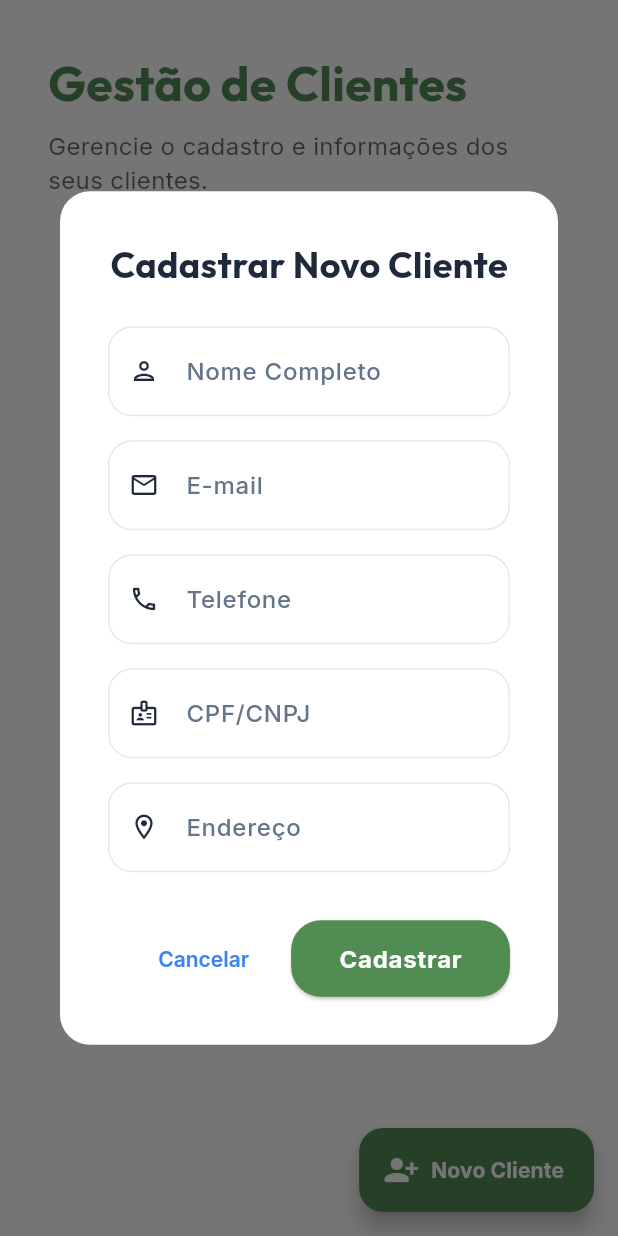
After one commit to DionatanPO/projeto-smart-secagem-app, a Flutter app: the ClientesView screen opened by its route, after a tap on "Novo Cliente", on a phone screen of 412 x 824 dp. The commit adds this screen. Run offline on Flutter 3.47's test engine with Material 3 defaults, Android fonts, the phone set to English and light mode, and no system bars; our stand-ins replace dio, fl_chart, flutter_secure_storage, get, get_storage, google_fonts; missing offline and left inert: model_viewer_plus; accounts and stored records are empty; network calls fail.

Commit message:
feat: implement client management module with CRUD functionality, model, and routing

```diff
--- /dev/null
+++ b/lib/core/models/cliente_model.dart
@@ -0,0 +1,42 @@
+class ClienteModel {
+  final int? id;
+  final String nome;
+  final String? email;
+  final String? telefone;
+  final String? cpfCnpj;
+  final String? endereco;
+  final DateTime? createdAt;
+
+  ClienteModel({
+    this.id,
+    required this.nome,
+    this.email,
+    this.telefone,
+    this.cpfCnpj,
+    this.endereco,
+    this.createdAt,
+  });
+
+  factory ClienteModel.fromJson(Map<String, dynamic> json) {
+    return ClienteModel(
+      id: json['id'],
+      nome: json['nome'],
+      email: json['email'],
+      telefone: json['telefone'],
+      cpfCnpj: json['cpf_cnpj'],
+      endereco: json['endereco'],
+      createdAt: json['created_at'] != null ? DateTime.parse(json['created_at']) : null,
+    );
+  }
+
+  Map<String, dynamic> toJson() {
+    return {
+      'id': id,
+      'nome': nome,
+      'email': email,
+      'telefone': telefone,
+      'cpf_cnpj': cpfCnpj,
+      'endereco': endereco,
+    };
+  }
+}
--- /dev/null
+++ b/lib/modules/clientes/bindings/clientes_binding.dart
@@ -0,0 +1,9 @@
+import 'package:get/get.dart';
+import '../controllers/clientes_controller.dart';
+
+class ClientesBinding extends Bindings {
+  @override
+  void dependencies() {
+    Get.lazyPut<ClientesController>(() => ClientesController());
+  }
+}
--- /dev/null
+++ b/lib/modules/clientes/controllers/clientes_controller.dart
@@ -0,0 +1,79 @@
+import 'package:get/get.dart';
+import '../../../core/services/api_service.dart';
+import '../../../core/models/cliente_model.dart';
+
+class ClientesController extends GetxController {
+  final ApiService _apiService = Get.find<ApiService>();
+
+  final clientes = <ClienteModel>[].obs;
+  final isLoading = false.obs;
+
+  @override
+  void onInit() {
+    super.onInit();
+    getClientes();
+  }
+
+  Future<void> getClientes() async {
+    isLoading.value = true;
+    try {
+      final response = await _apiService.dio.get('clientes/');
+      if (response.statusCode == 200) {
+        final List<dynamic> data = response.data;
+        clientes.assignAll(data.map((json) => ClienteModel.fromJson(json)).toList());
+      }
+    } catch (e) {
+      print('Erro ao carregar clientes: $e');
+      Get.snackbar('Erro', 'Falha ao carregar clientes');
+    } finally {
+      isLoading.value = false;
+    }
+  }
+
+  Future<void> createCliente(ClienteModel cliente) async {
+    try {
+      final response = await _apiService.dio.post(
+        'clientes/',
+        data: cliente.toJson(),
+      );
+      if (response.statusCode == 201) {
+        clientes.add(ClienteModel.fromJson(response.data));
+        Get.back();
+        Get.snackbar('Sucesso', 'Cliente cadastrado com sucesso');
+      }
+    } catch (e) {
+      Get.snackbar('Erro', 'Falha ao cadastrar cliente');
+    }
+  }
+
+  Future<void> updateCliente(ClienteModel cliente) async {
+    try {
+      final response = await _apiService.dio.put(
+        'clientes/${cliente.id}/',
+        data: cliente.toJson(),
+      );
+      if (response.statusCode == 200) {
+        final index = clientes.indexWhere((c) => c.id == cliente.id);
+        if (index != -1) {
+          clientes[index] = ClienteModel.fromJson(response.data);
+        }
+        Get.back();
+        Get.snackbar('Sucesso', 'Cliente atualizado com sucesso');
+      }
+    } catch (e) {
+      Get.snackbar('Erro', 'Falha ao atualizar cliente');
+    }
+  }
+
+  Future<void> deleteCliente(int id) async {
+    try {
+      final response = await _apiService.dio.delete('clientes/$id/');
+      if (response.statusCode == 204) {
+        clientes.removeWhere((c) => c.id == id);
+        Get.snackbar('Sucesso', 'Cliente removido com sucesso');
+      }
+    } catch (e) {
+      Get.snackbar('Erro', 'Falha ao remover cliente');
+    }
+  }
+}
--- /dev/null
+++ b/lib/modules/clientes/views/clientes_view.dart
@@ -0,0 +1,302 @@
+import 'package:flutter/material.dart';
+import 'package:get/get.dart';
+import 'package:google_fonts/google_fonts.dart';
+import '../../../core/values/app_colors.dart';
+import '../../../core/models/cliente_model.dart';
+import '../controllers/clientes_controller.dart';
+
+class ClientesView extends GetView<ClientesController> {
+  const ClientesView({super.key});
+
+  @override
+  Widget build(BuildContext context) {
+    final theme = Theme.of(context);
+
+    return Scaffold(
+      backgroundColor: Colors.transparent,
+      body: Padding(
+        padding: const EdgeInsets.all(32),
+        child: Column(
+          crossAxisAlignment: CrossAxisAlignment.start,
+          children: [
+            _buildHeader(context),
+            const SizedBox(height: 32),
+            Expanded(
+              child: Obx(() {
+                if (controller.isLoading.value) {
+                  return const Center(child: CircularProgressIndicator());
+                }
+                if (controller.clientes.isEmpty) {
+                  return _buildEmptyState(context);
+                }
+                return _buildClientesList(context);
+              }),
+            ),
+          ],
+        ),
+      ),
+      floatingActionButton: FloatingActionButton.extended(
+        onPressed: () => _showClienteForm(context),
+        backgroundColor: theme.primaryColor,
+        foregroundColor: Colors.white,
+        icon: const Icon(Icons.person_add_alt_1_rounded),
+        label: Text('Novo Cliente', style: GoogleFonts.inter(fontWeight: FontWeight.bold)),
+      ),
+    );
+  }
+
+  Widget _buildHeader(BuildContext context) {
+    final theme = Theme.of(context);
+    return Column(
+      crossAxisAlignment: CrossAxisAlignment.start,
+      children: [
+        Text(
+          'Gestão de Clientes',
+          style: GoogleFonts.outfit(
+            fontSize: 32,
+            fontWeight: FontWeight.bold,
+            color: theme.primaryColor,
+          ),
+        ),
+        const SizedBox(height: 8),
+        Text(
+          'Gerencie o cadastro e informações dos seus clientes.',
+          style: GoogleFonts.inter(fontSize: 16, color: theme.hintColor),
+        ),
+      ],
+    );
+  }
+
+  Widget _buildEmptyState(BuildContext context) {
+    return Center(
+      child: Column(
+        mainAxisAlignment: MainAxisAlignment.center,
+        children: [
+          Icon(Icons.people_alt_outlined, size: 80, color: Colors.grey.withOpacity(0.3)),
+          const SizedBox(height: 16),
+          Text(
+            'Nenhum cliente cadastrado',
+            style: GoogleFonts.inter(fontSize: 18, color: Colors.grey, fontWeight: FontWeight.w500),
+          ),
+        ],
+      ),
+    );
+  }
+
+  Widget _buildClientesList(BuildContext context) {
+    return ListView.separated(
+      itemCount: controller.clientes.length,
+      separatorBuilder: (context, index) => const SizedBox(height: 16),
+      itemBuilder: (context, index) => _buildClienteCard(context, controller.clientes[index]),
+    );
+  }
+
+  Widget _buildClienteCard(BuildContext context, ClienteModel cliente) {
+    final theme = Theme.of(context);
+    final isDark = theme.brightness == Brightness.dark;
+
+    return Container(
+      padding: const EdgeInsets.all(24),
+      decoration: BoxDecoration(
+        color: theme.cardColor,
+        borderRadius: BorderRadius.circular(20),
+        border: Border.all(color: isDark ? AppColors.borderDark : AppColors.border.withOpacity(0.5)),
+      ),
+      child: Row(
+        children: [
+          Container(
+            padding: const EdgeInsets.all(12),
+            decoration: BoxDecoration(color: theme.primaryColor.withOpacity(0.1), shape: BoxShape.circle),
+            child: Icon(Icons.person_rounded, color: theme.primaryColor, size: 28),
+          ),
+          const SizedBox(width: 24),
+          Expanded(
+            child: Column(
+              crossAxisAlignment: CrossAxisAlignment.start,
+              children: [
+                Text(
+                  cliente.nome,
+                  style: GoogleFonts.outfit(fontSize: 20, fontWeight: FontWeight.bold),
+                ),
+                const SizedBox(height: 4),
+                Row(
+                  children: [
+                    if (cliente.email != null) ...[
+                      Icon(Icons.email_outlined, size: 14, color: theme.hintColor),
+                      const SizedBox(width: 4),
+                      Text(
+                        cliente.email!,
+                        style: GoogleFonts.inter(fontSize: 12, color: theme.hintColor),
+                      ),
+                      const SizedBox(width: 16),
+                    ],
+                    if (cliente.telefone != null) ...[
+                      Icon(Icons.phone_outlined, size: 14, color: theme.hintColor),
+                      const SizedBox(width: 4),
+                      Text(
+                        cliente.telefone!,
+                        style: GoogleFonts.inter(fontSize: 12, color: theme.hintColor),
+                      ),
+                    ],
+                  ],
+                ),
+                if (cliente.cpfCnpj != null) ...[
+                  const SizedBox(height: 4),
+                  Text(
+                    'Doc: ${cliente.cpfCnpj}',
+                    style: GoogleFonts.inter(fontSize: 12, color: theme.hintColor),
+                  ),
+                ],
+              ],
+            ),
+          ),
+          _buildQuickActions(context, cliente),
+        ],
+      ),
+    );
+  }
+
+  Widget _buildQuickActions(BuildContext context, ClienteModel cliente) {
+    final theme = Theme.of(context);
+    return Row(
+      children: [
+        _ActionButton(
+          icon: Icons.edit_outlined,
+          color: theme.primaryColor,
+          onTap: () => _showClienteForm(context, cliente: cliente)
+        ),
+        const SizedBox(width: 8),
+        _ActionButton(
+          icon: Icons.delete_outline_rounded,
+          color: Colors.red,
+          onTap: () => _confirmDelete(cliente)
+        ),
+      ],
+    );
+  }
+
+  void _confirmDelete(ClienteModel cliente) {
+    Get.dialog(
+      AlertDialog(
+        title: const Text('Remover Cliente?'),
+        content: Text('Tem certeza que deseja remover o cliente "${cliente.nome}"?'),
+        actions: [
+          TextButton(onPressed: () => Get.back(), child: const Text('Cancelar')),
+          TextButton(
+            onPressed: () {
+              Get.back();
+              controller.deleteCliente(cliente.id!);
+            },
+            child: const Text('Remover', style: TextStyle(color: Colors.red, fontWeight: FontWeight.bold)),
+          ),
+        ],
+      ),
+    );
+  }
+
+  void _showClienteForm(BuildContext context, {ClienteModel? cliente}) {
+    final isEditing = cliente != null;
+    final nomeController = TextEditingController(text: cliente?.nome);
+    final emailController = TextEditingController(text: cliente?.email);
+    final telefoneController = TextEditingController(text: cliente?.telefone);
+    final cpfCnpjController = TextEditingController(text: cliente?.cpfCnpj);
+    final enderecoController = TextEditingController(text: cliente?.endereco);
+
+    Get.dialog(
+      Dialog(
+        shape: RoundedRectangleBorder(borderRadius: BorderRadius.circular(20)),
+        child: Container(
+          width: 500,
+          padding: const EdgeInsets.all(32),
+          child: SingleChildScrollView(
+            child: Column(
+              mainAxisSize: MainAxisSize.min,
+              children: [
+                Text(
+                  isEditing ? 'Editar Cliente' : 'Cadastrar Novo Cliente',
+                  style: GoogleFonts.outfit(fontSize: 24, fontWeight: FontWeight.bold)
+                ),
+                const SizedBox(height: 24),
+                _buildTextField(label: 'Nome Completo', controller: nomeController, icon: Icons.person_outlined),
+                const SizedBox(height: 16),
+                _buildTextField(label: 'E-mail', controller: emailController, icon: Icons.email_outlined),
+                const SizedBox(height: 16),
+                _buildTextField(label: 'Telefone', controller: telefoneController, icon: Icons.phone_outlined),
+                const SizedBox(height: 16),
+                _buildTextField(label: 'CPF/CNPJ', controller: cpfCnpjController, icon: Icons.badge_outlined),
+                const SizedBox(height: 16),
+                _buildTextField(label: 'Endereço', controller: enderecoController, icon: Icons.location_on_outlined),
+                const SizedBox(height: 32),
+                Row(
+                  mainAxisAlignment: MainAxisAlignment.end,
+                  children: [
+                    TextButton(onPressed: () => Get.back(), child: const Text('Cancelar')),
+                    const SizedBox(width: 16),
+                    ElevatedButton(
+                      onPressed: () {
+                        if (nomeController.text.isEmpty) {
+                          Get.snackbar('Erro', 'O nome é obrigatório');
+                          return;
+                        }
+                        final newCliente = ClienteModel(
+                          id: cliente?.id,
+                          nome: nomeController.text,
+                          email: emailController.text.isEmpty ? null : emailController.text,
+                          telefone: telefoneController.text.isEmpty ? null : telefoneController.text,
+                          cpfCnpj: cpfCnpjController.text.isEmpty ? null : cpfCnpjController.text,
+                          endereco: enderecoController.text.isEmpty ? null : enderecoController.text,
+                        );
+                        if (isEditing) {
+                          controller.updateCliente(newCliente);
+                        } else {
+                          controller.createCliente(newCliente);
+                        }
+                      },
+                      style: ElevatedButton.styleFrom(padding: const EdgeInsets.symmetric(horizontal: 32, vertical: 16)),
+                      child: Text(isEditing ? 'Salvar Alterações' : 'Cadastrar'),
+                    ),
+                  ],
+                ),
+              ],
+            ),
+          ),
+        ),
+      ),
+    );
+  }
+
+  Widget _buildTextField({required String label, required TextEditingController controller, required IconData icon}) {
+    return TextField(
+      controller: controller,
+      decoration: InputDecoration(
+        labelText: label,
+        prefixIcon: Icon(icon, size: 20),
+        border: OutlineInputBorder(borderRadius: BorderRadius.circular(12)),
+      ),
+    );
+  }
+}
+
+class _ActionButton extends StatelessWidget {
+  final IconData icon;
+  final Color color;
+  final VoidCallback onTap;
+
+  const _ActionButton({required this.icon, required this.color, required this.onTap});
+
+  @override
+  Widget build(BuildContext context) {
+    return Material(
+      color: color.withOpacity(0.1),
+      borderRadius: BorderRadius.circular(12),
+      child: InkWell(
+        onTap: onTap,
+        borderRadius: BorderRadius.circular(12),
+        child: Padding(
+          padding: const EdgeInsets.all(12),
+          child: Icon(icon, color: color, size: 20),
+        ),
+      ),
+    );
+  }
+}
--- a/lib/modules/home/bindings/home_binding.dart
+++ b/lib/modules/home/bindings/home_binding.dart
@@ -5,6 +5,7 @@ import '../../batch_management/controllers/batch_management_controller.dart';
 import '../../silo_management/controllers/silo_management_controller.dart';
 import '../../secagem/controllers/secagem_controller.dart';
 import '../../processos/controllers/processos_controller.dart';
+import '../../clientes/controllers/clientes_controller.dart';
 
 class HomeBinding extends Bindings {
   @override
@@ -15,5 +16,6 @@ class HomeBinding extends Bindings {
     Get.lazyPut<SiloManagementController>(() => SiloManagementController());
     Get.lazyPut<SecagemController>(() => SecagemController());
     Get.lazyPut<ProcessosController>(() => ProcessosController());
+    Get.lazyPut<ClientesController>(() => ClientesController());
   }
 }
--- a/lib/modules/home/views/home_view.dart
+++ b/lib/modules/home/views/home_view.dart
@@ -18,6 +18,7 @@ import '../../batch_management/views/batch_management_view.dart';
 import '../../batch_management/bindings/batch_management_binding.dart';
 import '../../secagem/views/secagem_view.dart';
 import '../../processos/views/processos_view.dart';
+import '../../clientes/views/clientes_view.dart';
 
 
 class HomeView extends GetView<HomeController> {
@@ -96,6 +97,8 @@ class HomeView extends GetView<HomeController> {
                       context, 13, 'Controle de Secagem', Icons.waves_rounded),
                   _buildMenuItem(
                       context, 14, 'Processos Ativos', Icons.history_rounded),
+                  _buildMenuItem(
+                      context, 15, 'Gestão de Clientes', Icons.people_alt_rounded),
                   _buildMenuItem(context, 4, 'Dispositivos', Icons.hub_rounded),
                   _buildMenuItem(
                       context, 5, 'Notificações', Icons.notifications_rounded),
@@ -298,6 +301,8 @@ class HomeView extends GetView<HomeController> {
         return const SecagemView();
       case 14:
         return const ProcessosView();
+      case 15:
+        return const ClientesView();
       default:
         return const SiloViewerView();
     }
--- a/lib/routes/app_routes.dart
+++ b/lib/routes/app_routes.dart
@@ -12,4 +12,5 @@ abstract class Routes {
   static const batchManagement = '/batch-management';
   static const secagem = '/secagem';
   static const processos = '/processos';
+  static const clientes = '/clientes';
 }
```
Also changed, not shown: lib/routes/app_pages.dart (+8 -0 lines).
